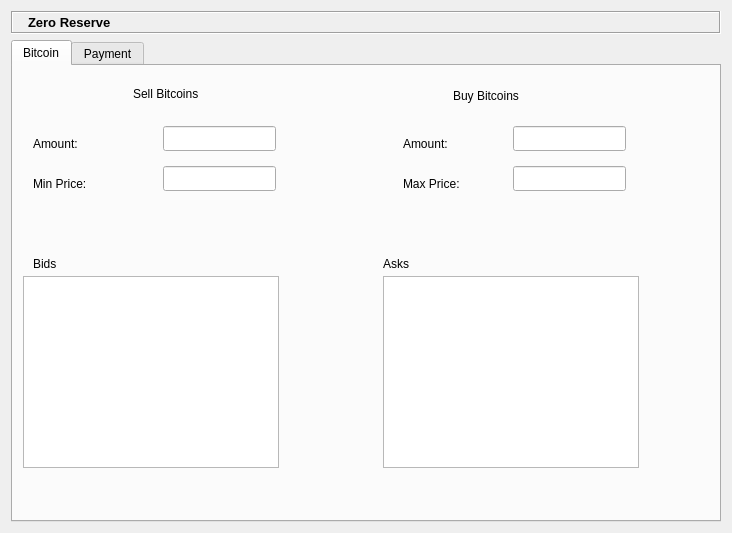
Qt form ZeroReserveDialog.ui (zeroreserve/ZeroReserve) before a commit.
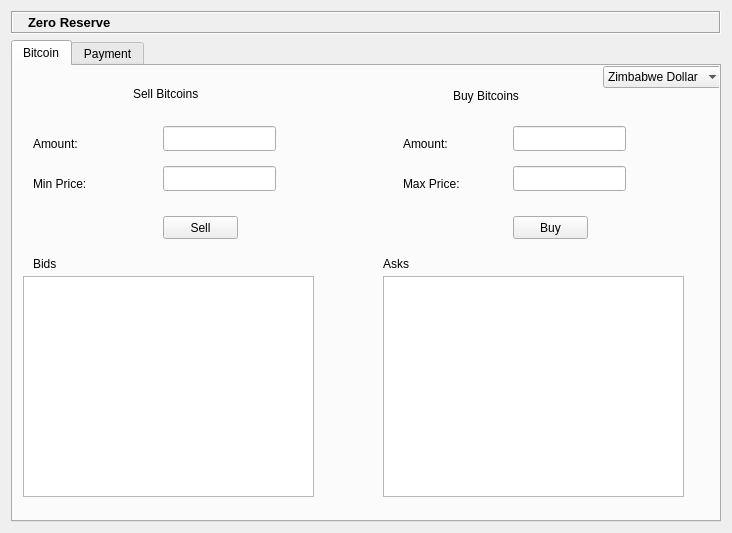
The same form after that commit. The open tabs and pages were chosen to show the change. Icons and pictures are not drawn. Custom widgets are drawn as their Qt base class.

Commit message: Filling friends list

Patch:
```diff
--- a/ZeroReserveDialog.ui
+++ b/ZeroReserveDialog.ui
@@ -87,8 +87,8 @@
         <rect>
          <x>10</x>
          <y>210</y>
-         <width>256</width>
-         <height>192</height>
+         <width>291</width>
+         <height>221</height>
         </rect>
        </property>
       </widget>
@@ -97,8 +97,8 @@
         <rect>
          <x>370</x>
          <y>210</y>
-         <width>256</width>
-         <height>192</height>
+         <width>301</width>
+         <height>221</height>
         </rect>
        </property>
       </widget>
@@ -252,6 +252,47 @@
         <string>Sell Bitcoins</string>
        </property>
       </widget>
+      <widget class="QPushButton" name="pushButton">
+       <property name="geometry">
+        <rect>
+         <x>150</x>
+         <y>150</y>
+         <width>75</width>
+         <height>23</height>
+        </rect>
+       </property>
+       <property name="text">
+        <string>Sell</string>
+       </property>
+      </widget>
+      <widget class="QPushButton" name="pushButton_2">
+       <property name="geometry">
+        <rect>
+         <x>500</x>
+         <y>150</y>
+         <width>75</width>
+         <height>23</height>
+        </rect>
+       </property>
+       <property name="text">
+        <string>Buy</string>
+       </property>
+      </widget>
+      <widget class="QComboBox" name="comboBox">
+       <property name="geometry">
+        <rect>
+         <x>590</x>
+         <y>0</y>
+         <width>121</width>
+         <height>22</height>
+        </rect>
+       </property>
+       <item>
+        <property name="text">
+         <string>Zimbabwe Dollar</string>
+        </property>
+       </item>
+      </widget>
      </widget>
      <widget class="QWidget" name="PaymentTab">
       <attribute name="title">
```
Left out of the diff: 46 changed lines with no effect on the pictures. The commit also changes 1 other file.
